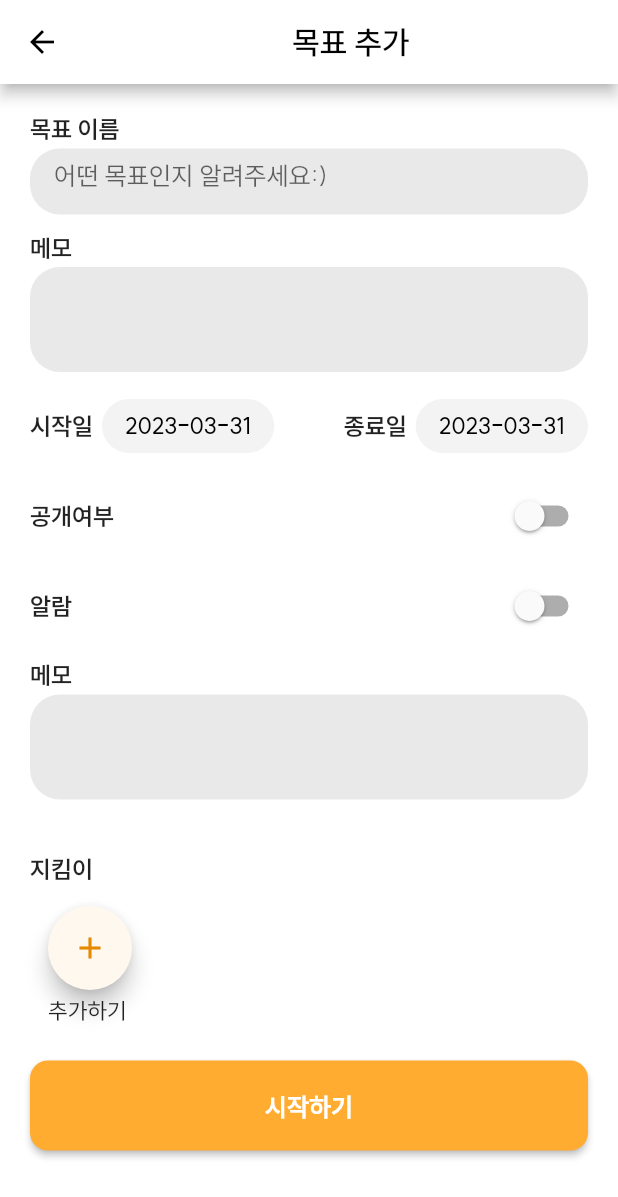
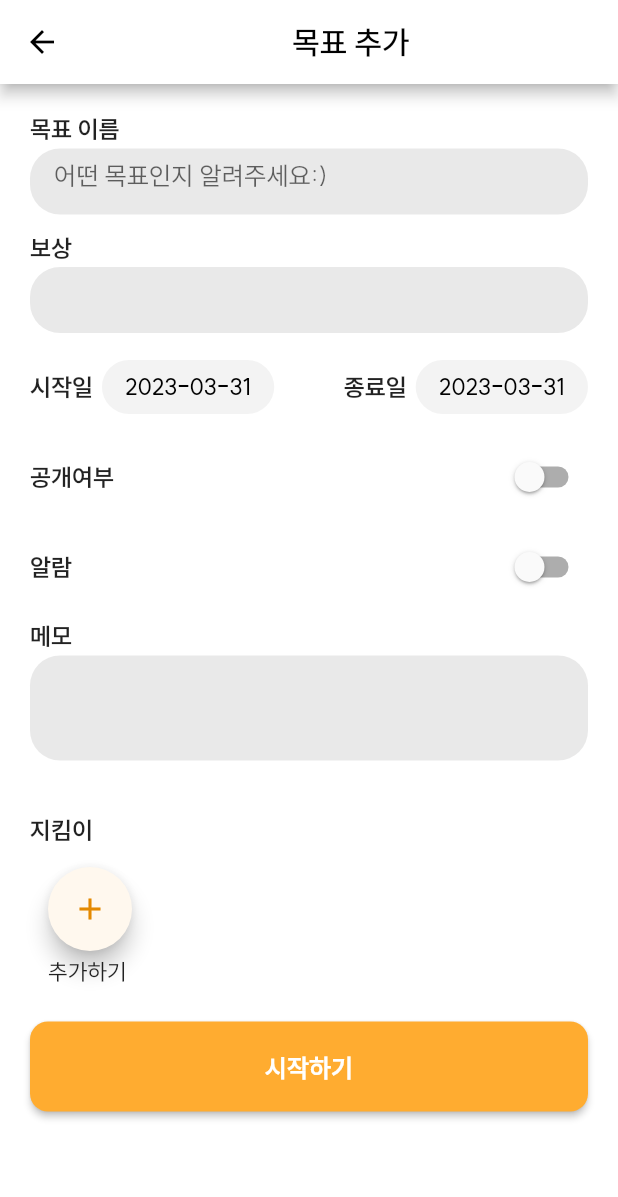
Before and after one commit to coitloz88/Alcohol-Free, a Flutter app: the screen it shows after launch, after a tap on the "add" icon, on a phone screen of 412 x 824 dp. Shown: the top 1197 px of the screen. Run offline on Flutter 3.47's test engine with Material 2 defaults, Android fonts, the phone set to English and light mode, and no system bars; our stand-ins replace cloud_firestore, dropdown_button2, firebase_auth, firebase_core, flutter_local_notifications, font_awesome_flutter and 3 more; missing offline and left inert: flutter_timeline_calendar, quantity_input; accounts and stored records are empty; network calls fail; project files that could hold a hidden picture were left out.

Commit message:
add reward field in promise

```diff
--- a/lib/app/data/models/promise.dart
+++ b/lib/app/data/models/promise.dart
@@ -7,6 +7,7 @@ import 'package:cloud_firestore/cloud_firestore.dart';
 
 class Promise {
   String name;
+  String reward;
   DateTime from, to;
   Requisite requisite;
   LevelOfAccess levelOfAccess;
@@ -16,8 +17,8 @@ class Promise {
 
   late String pid;
 
-  Promise(this.name, this.from, this.to, this.requisite, this.levelOfAccess,
-      this.memo, this.friends, this.count);
+  Promise(this.name, this.reward, this.from, this.to, this.requisite,
+      this.levelOfAccess, this.memo, this.friends, this.count);
 
   factory Promise.fromJson(Map<String, dynamic> json) {
     List<AlcoholFreeUserFriend>? friends = json['friends'] != null
@@ -29,6 +30,7 @@ class Promise {
 
     Promise promise = Promise(
         json['name'] as String,
+        json['reward'] as String,
         (json['from'] as Timestamp).toDate(),
         (json['to'] as Timestamp).toDate(),
         Requisite.fromJson(json['requisite']),
@@ -45,6 +47,7 @@ class Promise {
 
     return <String, dynamic>{
       'name': name,
+      'reward': reward,
       'from': from,
       'to': to,
       'requisite': requisite.toJson(),
--- a/lib/app/modules/new_promise/new_promise_page.dart
+++ b/lib/app/modules/new_promise/new_promise_page.dart
@@ -60,8 +60,8 @@ class _NewPromisePageState extends State<NewPromisePage> {
                       textEditingController: controller.nameEditingController,
                     ),
                     TextBoxWithHeading(
-                      heading: '메모',
-                      height: 70,
+                      heading: '보상',
+                      height: 44,
                       textEditingController: controller.rewardEditingController,
                     ),
                     Row(
@@ -98,6 +98,7 @@ class _NewPromisePageState extends State<NewPromisePage> {
                       onPressed: () {
                         controller.onConfirm(Promise(
                             controller.nameEditingController.text,
+                            controller.rewardEditingController.text,
                             DateTime.now(),
                             DateTime.now().add(Duration(days: 30)),
                             DayBased(
```
Also changed, not shown: lib/app/modules/promise/local_widgets/progress_list_item.dart (+5 -2 lines).
